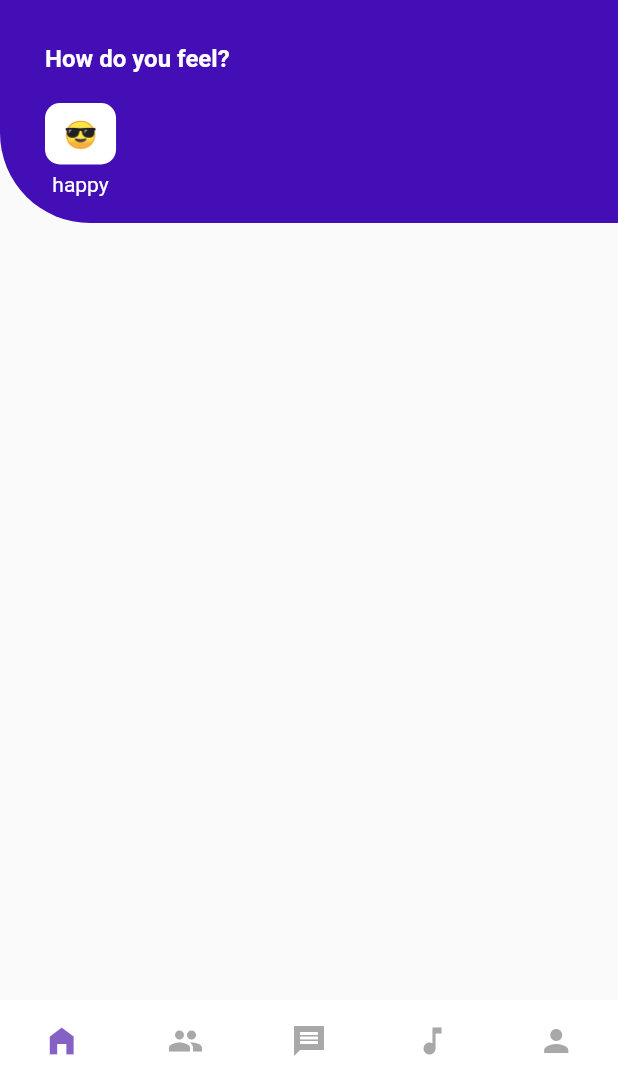
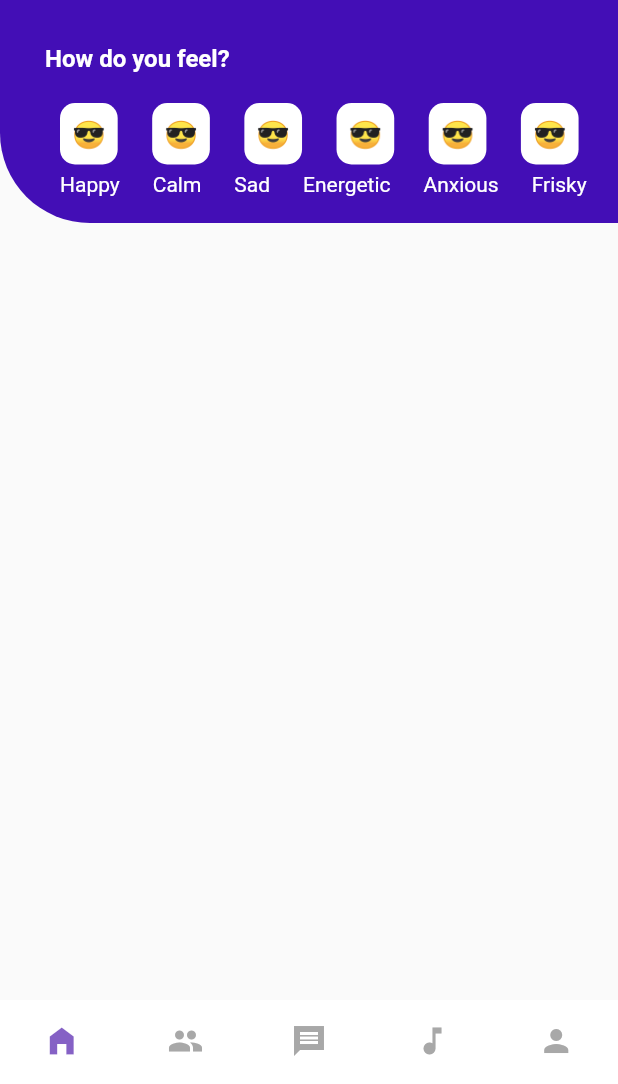
Before and after one commit to jaymesC/safeplace-social-app, a Flutter app: the screen it shows after launch, on a phone screen of 412 x 824 dp, the part 152-1236 px from its top. Run offline on Flutter 3.47's test engine with Material 2 defaults, Android fonts, the phone set to English and light mode, and no system bars; our stand-ins replace flutter_spinkit.

Commit message:
updated homepage widget

```diff
--- a/lib/pages/home_page.dart
+++ b/lib/pages/home_page.dart
@@ -19,6 +19,16 @@ class HomePage extends StatelessWidget {
   }
 
   _headSection() {
+    var list = [
+      '😎',
+      '😎',
+      '😎',
+      '😎',
+      '😎',
+      '😎',
+    ];
+    var feeling = ['Happy', 'Calm', 'Sad', 'Energetic', 'Anxious', 'Frisky'];
+
     return Container(
       padding: const EdgeInsets.only(top: 50, left: 30),
       height: 250,
@@ -69,11 +79,20 @@ class HomePage extends StatelessWidget {
             height: 20,
           ),
           Row(
+            children: <Widget>[
+              for (var item in list)
+                EmojiWidget(
+                  emoji: item,
+                  // label: 'happy',
+                )
+            ],
+          ),
+          Row(
             children: [
-              EmojiWidget(
-                emoji: ' 😎 ',
-                label: 'happy',
-              )
+              for (var item in feeling)
+                Container(
+                    margin: EdgeInsets.only(left: 10, right: 12),
+                    child: Text(item, style: TextStyle(color: Colors.white)))
             ],
           )
         ],
--- a/lib/widgets/emoji_widget.dart
+++ b/lib/widgets/emoji_widget.dart
@@ -2,10 +2,9 @@ import 'package:flutter/material.dart';
 
 class EmojiWidget extends StatelessWidget {
   final String emoji;
-  final String label;
+  // final String label;
 
-  const EmojiWidget({Key? key, required this.emoji, required this.label})
-      : super(key: key);
+  const EmojiWidget({Key? key, required this.emoji}) : super(key: key);
 
   @override
   Widget build(BuildContext context) {
@@ -13,6 +12,7 @@ class EmojiWidget extends StatelessWidget {
       children: [
         Container(
           padding: EdgeInsets.fromLTRB(8, 10, 8, 10),
+          margin: EdgeInsets.only(right: 13, left: 10),
           decoration: BoxDecoration(
               color: Colors.white, borderRadius: BorderRadius.circular(10)),
           child: Text(
@@ -23,7 +23,6 @@ class EmojiWidget extends StatelessWidget {
         SizedBox(
           height: 5,
         ),
-        Text(label, style: TextStyle(color: Colors.white))
       ],
     );
   }
```
